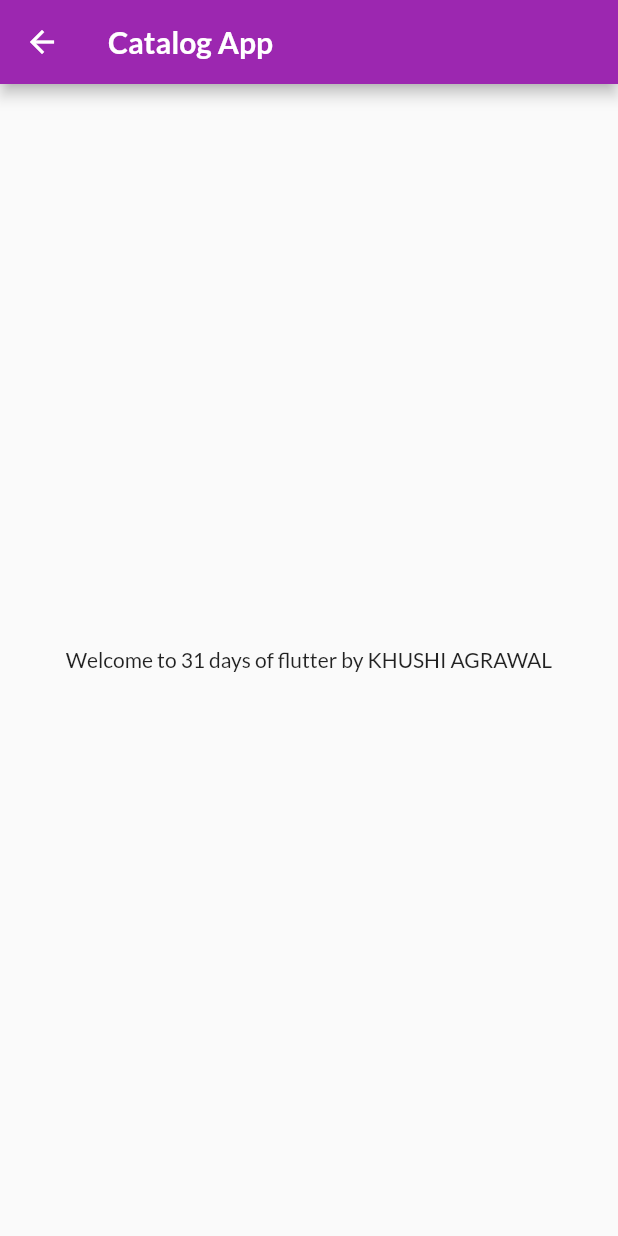
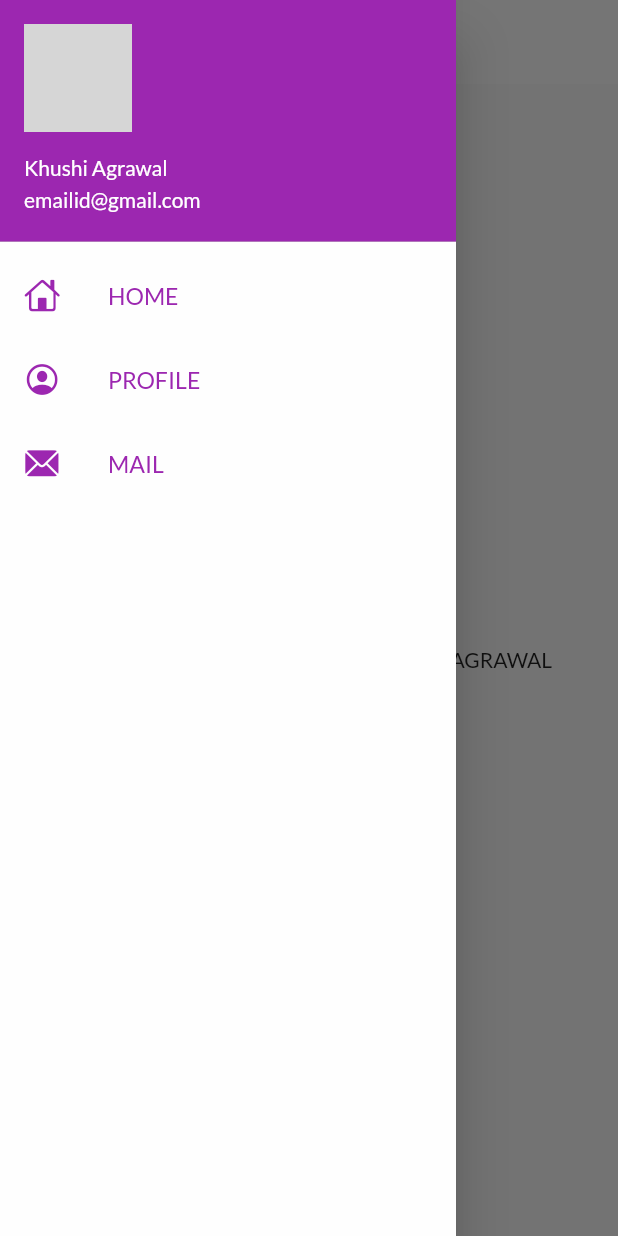
Before and after one commit to Khushi-Agrawal-1/30DaysOfFlutter, a Flutter app: the screen it shows after launch, with the side drawer open (before the commit the screen has no drawer), on a phone screen of 412 x 824 dp. Run offline on Flutter 3.47's test engine with Material 2 defaults, Android fonts, the light colour scheme and no system bars; our stand-ins replace google_fonts; network calls fail; grey boxes are pictures that could not be loaded.

Commit message:
theme extracted

```diff
--- a/lib/main.dart
+++ b/lib/main.dart
@@ -1,6 +1,7 @@
 import 'package:application_1/pages/home_page.dart';
 import 'package:application_1/pages/login_page.dart';
 import 'package:application_1/utils/routes.dart';
+import 'package:application_1/widgets/themes.dart';
 import 'package:flutter/material.dart';
 import 'package:google_fonts/google_fonts.dart';
 
@@ -16,16 +17,9 @@ class MyApp extends StatelessWidget {
 
     return MaterialApp(
       themeMode: ThemeMode.light,
-      //this is basically for light theme
-      theme: ThemeData(
-        primarySwatch: Colors.purple,
-        fontFamily: GoogleFonts.lato().fontFamily,
-        ),
-      // this is for dark theme
-      darkTheme: ThemeData(
-        brightness: Brightness.dark,
-
-      ),
+      theme: MyTheme.lightTheme(context),
+      darkTheme: MyTheme.darkTheme(context),
+      debugShowCheckedModeBanner: false,
       initialRoute: "/home",
       routes: {
         "/": (context) => LoginPage(),
--- a/lib/pages/home_page.dart
+++ b/lib/pages/home_page.dart
@@ -1,3 +1,4 @@
+import 'package:application_1/widgets/drawer.dart';
 import 'package:flutter/material.dart';
 
 class HomePage extends StatelessWidget {
@@ -14,7 +15,6 @@ class HomePage extends StatelessWidget {
         title: Text("Catalog App",
         style: TextStyle(
           fontSize: 20,
-          color: Colors.white,
           fontWeight: FontWeight.bold,
         ),),
       ),
@@ -23,6 +23,7 @@ class HomePage extends StatelessWidget {
           child: Text("Welcome to $days days of flutter by $name"),
     ),
         ),
+        drawer: MyDrawer(),
       );
 
   }
--- /dev/null
+++ b/lib/widgets/drawer.dart
@@ -0,0 +1,77 @@
+import 'package:flutter/cupertino.dart';
+import 'package:flutter/material.dart';
+
+class MyDrawer extends StatelessWidget {
+  const MyDrawer({ Key? key }) : super(key: key);
+
+  @override
+  Widget build(BuildContext context) {
+    final imageUrl = "https://i.pinimg.com/736x/ff/34/bf/ff34bf39404bb07d23e0eb5406503d4e.jpg";
+
+    return Drawer(
+      child: Container(
+        color: Colors.white70,
+        child: ListView(
+          padding: EdgeInsets.zero,
+          children: [
+            DrawerHeader(
+               padding: EdgeInsets.zero,
+              child: UserAccountsDrawerHeader(
+                margin: EdgeInsets.zero,
+                accountName: Text("Khushi Agrawal"),
+                accountEmail: Text("emailid@gmail.com"),
+                currentAccountPicture: CircleAvatar(
+                  backgroundImage: NetworkImage(imageUrl),
+                  ),
+              ),
+                ),
+
+                ListTile(
+                  leading: Icon(
+                    CupertinoIcons.home,
+                    color: Colors.purple,
+
+                  ),
+                  title: Text(
+                    "HOME",
+                    textScaleFactor: 1.1,
+                    style: TextStyle(
+                      color: Colors.purple
+                    ),
+                  ),
+                ),
+                ListTile(
+                  leading: Icon(
+                    CupertinoIcons.profile_circled,
+                    color: Colors.purple,
+
+                  ),
+                  title: Text(
+                    "PROFILE",
+                    textScaleFactor: 1.1,
+                    style: TextStyle(
+                      color: Colors.purple
+                    ),
+                  ),
+                ),
+                ListTile(
+                  leading: Icon(
+                    CupertinoIcons.mail_solid,
+                    color: Colors.purple,
+
+                  ),
+                  title: Text(
+                    "MAIL",
+                    textScaleFactor: 1.1,
+                    style: TextStyle(
+                      color: Colors.purple
+                    ),
+                  ),
+                ),
+          ],
+          ),
+      ),
+
+    );
+  }
+}
--- /dev/null
+++ b/lib/widgets/themes.dart
@@ -0,0 +1,24 @@
+import 'package:flutter/material.dart';
+import 'package:google_fonts/google_fonts.dart';
+
+class MyTheme {
+
+  static ThemeData lightTheme(BuildContext context) => ThemeData(
+        primarySwatch: Colors.purple,
+        fontFamily: GoogleFonts.lato().fontFamily,
+        appBarTheme: AppBarTheme(
+          color: Colors.white,
+          elevation: 0.0,
+          iconTheme: IconThemeData(color: Colors.black),
+          textTheme: Theme.of(context).textTheme,
+        )
+        );
+
+       static ThemeData darkTheme(BuildContext context) => ThemeData(
+        brightness: Brightness.dark,
+
+      );
+
+
+
+}
```
